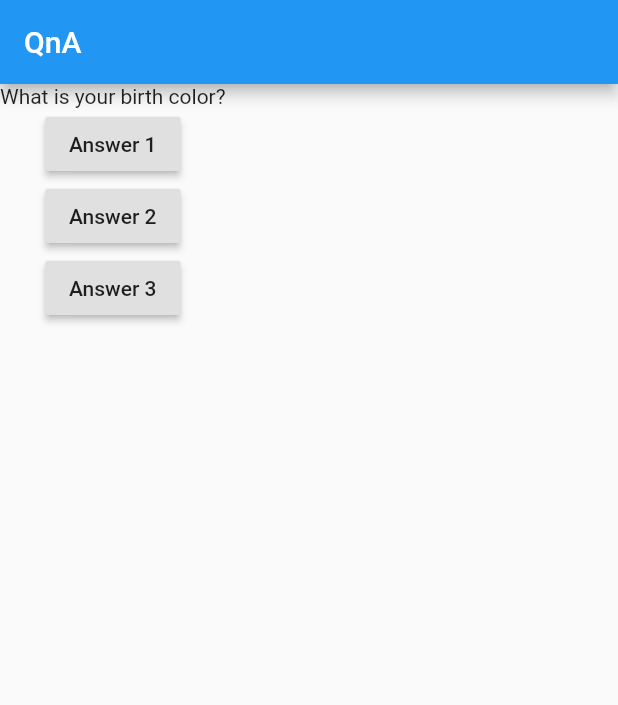
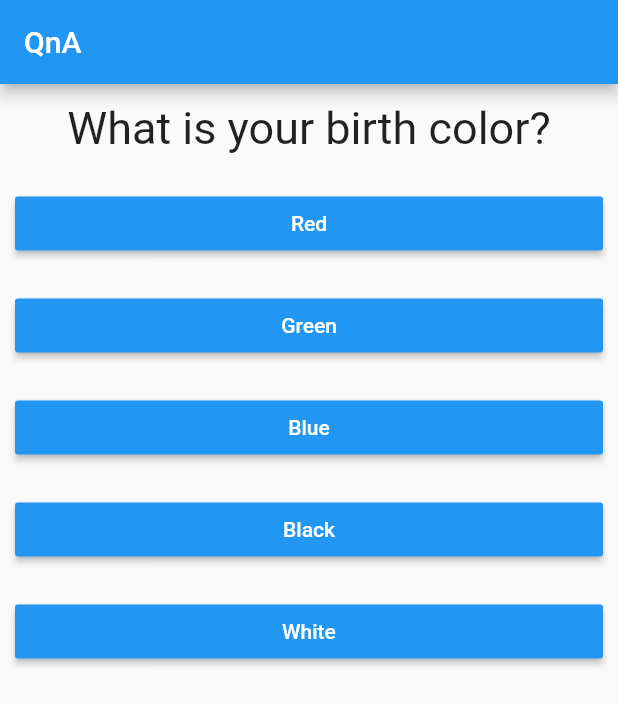
Before and after one commit to bastolasuraj/learningDarrt, a Flutter app: the screen it shows after launch, on a phone screen of 412 x 824 dp. Shown: the top 705 px of the screen. Run offline on Flutter 3.47's test engine with Material 2 defaults, Android fonts, the phone set to English and light mode, and no system bars.

Commit message:
A Simple Quiz App created by a Flutter NOOB

```diff
--- /dev/null
+++ b/lib/answer.dart
@@ -0,0 +1,20 @@
+import 'package:flutter/material.dart';
+
+class Answer extends StatelessWidget {
+  final Function selectHandler;
+  final String answerText;
+  Answer(this.selectHandler, this.answerText);
+  @override
+  Widget build(BuildContext context) {
+    return Container(
+      width: double.infinity,
+      margin: EdgeInsets.all(10),
+      child: RaisedButton(
+        color: Colors.blue,
+        textColor: Colors.white,
+        onPressed: selectHandler,
+        child: Text(answerText),
+      ),
+    );
+  }
+}
--- a/lib/main.dart
+++ b/lib/main.dart
@@ -1,4 +1,6 @@
-import 'package:flutter/material.dart';
+import "package:flutter/material.dart";
+import './quiz.dart';
+import './result.dart';
 
 void main() {
   runApp(LearningFlutter());
@@ -6,46 +8,53 @@ void main() {
 
 class LearningFlutter extends StatefulWidget {
   @override
-  _LearningFlutterState createState() => _LearningFlutterState();
+  State<StatefulWidget> createState() {
+    return _LearningFlutterState();
+  }
 }
 
 class _LearningFlutterState extends State<LearningFlutter> {
+  final _questions = const [
+    {
+      "questionText": "What is your birth color?",
+      "answers": ["Red", "Green", "Blue", "Black", "White"]
+    },
+    {
+      "questionText": "What is your best friends name?",
+      "answers": ["John", "Oliver", "Felicity", "Thea", "Roy"]
+    },
+    {
+      "questionText": "What is your name?",
+      "answers": ["Spartan", "Arrow", "Over Watch", "Speedy", "Arsenal"]
+    },
+    {
+      "questionText": "What is your Father's name?",
+      "answers": ["JJ", "Robert", "Gwendolyn", "Maria", "Laila"]
+    },
+  ];
   var _questionIndex = 0;
 
   void _answerQuestions() {
-    _questionIndex = _questionIndex + 1;
+    setState(() {
+      _questionIndex = _questionIndex + 1;
+    });
   }
 
   @override
   Widget build(BuildContext context) {
-    var questions = [
-      "What is your birth color?",
-      "What is your best friends name?",
-      "What is your name?",
-      "What is your Father's name?"
-    ];
     return MaterialApp(
       home: Scaffold(
-          appBar: AppBar(
-            title: Text("QnA"),
-          ),
-          body: Column(
-            children: [
-              Text(questions[_questionIndex]),
-              RaisedButton(
-                child: Text("Answer 1"),
-                onPressed: _answerQuestions,
-              ),
-              RaisedButton(
-                child: Text("Answer 2"),
-                onPressed: _answerQuestions,
-              ),
-              RaisedButton(
-                child: Text("Answer 3"),
-                onPressed: _answerQuestions,
-              ),
-            ],
-          )),
+        appBar: AppBar(
+          title: Text("QnA"),
+        ),
+        body: _questionIndex < _questions.length
+            ? Quiz(
+                answerQuestion: _answerQuestions,
+                questionIndex: _questionIndex,
+                questions: _questions,
+              )
+            : Result(),
+      ),
     );
   }
 }
--- /dev/null
+++ b/lib/question.dart
@@ -0,0 +1,18 @@
+import 'package:flutter/material.dart';
+
+class Question extends StatelessWidget {
+  final String questionText;
+  Question(this.questionText);
+  @override
+  Widget build(BuildContext context) {
+    return Container(
+      width: double.infinity,
+      margin: EdgeInsets.all(12),
+      child: Text(
+        questionText,
+        style: TextStyle(fontSize: 30),
+        textAlign: TextAlign.center,
+      ),
+    );
+  }
+}
--- /dev/null
+++ b/lib/quiz.dart
@@ -0,0 +1,29 @@
+import 'package:flutter/material.dart';
+
+import './question.dart';
+import './answer.dart';
+
+class Quiz extends StatelessWidget {
+  final List<Map<String, Object>> questions;
+  final int questionIndex;
+  final Function answerQuestion;
+
+  Quiz({
+    @required this.questions,
+    @required this.questionIndex,
+    @required this.answerQuestion,
+  });
+  @override
+  Widget build(BuildContext context) {
+    return Column(
+      children: [
+        Question(
+          questions[questionIndex]['questionText'],
+        ),
+        ...(questions[questionIndex]['answers'] as List<String>).map((answer) {
+          return Answer(answerQuestion, answer);
+        }).toList(),
+      ],
+    );
+  }
+}
--- /dev/null
+++ b/lib/result.dart
@@ -0,0 +1,10 @@
+import "package:flutter/material.dart";
+
+class Result extends StatelessWidget {
+  @override
+  Widget build(BuildContext context) {
+    return Center(
+      child: Text("You are DONE!!!"),
+    );
+  }
+}
```
Also changed, not shown: 2 other files.
